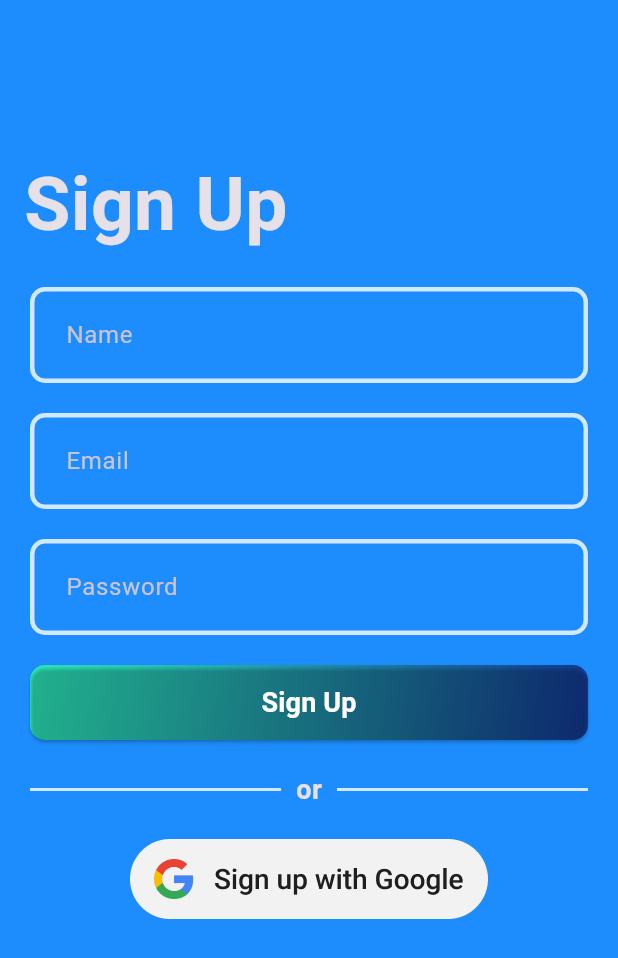
After one commit to TaigaODonnell/Need-To-Do, a Flutter app: the SignupPage screen opened directly, on a phone screen of 412 x 824 dp. The commit adds this screen. Shown: the top 958 px of the screen. Run offline on Flutter 3.47's test engine with Material 3 defaults, Android fonts, the phone set to English and light mode, and no system bars; our stand-ins replace introduction_screen.

Commit message:
Added the Ui for Login/Signup pages

```diff
--- a/lib/core/themes/app_colors.dart
+++ b/lib/core/themes/app_colors.dart
@@ -9,7 +9,12 @@ class AppColors {
 
   static const Color gradientStart = Color.fromRGBO(46, 244, 195, 1);
   static const Color gradientEnd = Color.fromRGBO(18, 56, 150, 1);
+  static const Color gradientTextColor = Color.fromARGB(255, 255, 255, 255);
 
-  static const Color borderColor= Color.fromRGBO(52,51,67,1);
-  static const Color tileColor= Color.fromRGBO(195, 195, 195, 1);
+  static const Color borderColor = Color.fromRGBO(255, 255, 255, 0.8);
+  static const Color focusedBorder = Color.fromRGBO(173, 173, 173, 0.8);
+  static const Color tileColor = Color.fromRGBO(195, 195, 195, 1);
+
+  static const Color buttonColor = Colors.white; // White button
+  static const Color buttonTextColor = Color.fromARGB(255, 29, 141, 253);
 }
--- a/lib/core/themes/theme.dart
+++ b/lib/core/themes/theme.dart
@@ -2,6 +2,17 @@ import 'package:flutter/material.dart';
 import 'package:need_to_do/core/themes/app_colors.dart';
 
 class AppTheme {
+  static OutlineInputBorder _border(Color color) => OutlineInputBorder(
+        borderRadius: BorderRadius.circular(10),
+        borderSide: BorderSide(color: color, width: 3),
+      );
+
   static final darkTheme = ThemeData.dark().copyWith(
-      scaffoldBackgroundColor: const Color.fromARGB(255, 124, 153, 182));
+    scaffoldBackgroundColor: AppColors.backgroundColor,
+    inputDecorationTheme: InputDecorationTheme(
+      contentPadding: const EdgeInsets.all(20),
+      enabledBorder: _border(AppColors.borderColor),
+      focusedBorder: _border(AppColors.focusedBorder),
+    ),
+  );
 }
--- /dev/null
+++ b/lib/core/widgets/google_button.dart
@@ -0,0 +1,19 @@
+import 'package:flutter/material.dart';
+
+class GoogleButton extends StatelessWidget {
+  final String title;
+  const GoogleButton({super.key, required this.title});
+
+  @override
+  Widget build(BuildContext context) {
+    return GestureDetector(
+      onTap: () {
+        print("Tapped");
+      },
+      child: Image.asset(
+        "assets/$title.png",
+        scale: 1.5,
+      ),
+    );
+  }
+}
--- /dev/null
+++ b/lib/core/widgets/gradient_button.dart
@@ -0,0 +1,39 @@
+import 'package:flutter/material.dart';
+import 'package:need_to_do/core/themes/app_colors.dart';
+
+class GradientButton extends StatelessWidget {
+  final String title;
+  const GradientButton({super.key, required this.title});
+
+  @override
+  Widget build(BuildContext context) {
+    return Container(
+      decoration: BoxDecoration(
+        gradient: const LinearGradient(
+          colors: [
+            AppColors.gradientStart,
+            AppColors.gradientEnd,
+          ],
+          begin: Alignment.topLeft,
+          end: Alignment.bottomRight,
+        ),
+        borderRadius: BorderRadius.circular(10),
+      ),
+      child: ElevatedButton(
+        onPressed: () {},
+        style: ElevatedButton.styleFrom(
+          backgroundColor: AppColors.transparent,
+          fixedSize: const Size(395, 50),
+          shape: RoundedRectangleBorder(
+            borderRadius: BorderRadius.circular(10),
+          ),
+        ),
+        child: Text(title,
+            style: const TextStyle(
+                fontSize: 18,
+                fontWeight: FontWeight.w600,
+                color: AppColors.gradientTextColor)),
+      ),
+    );
+  }
+}
--- /dev/null
+++ b/lib/core/widgets/or_divider.dart
@@ -0,0 +1,26 @@
+import 'package:flutter/material.dart';
+import 'package:need_to_do/core/themes/app_colors.dart';
+
+class OrDivider extends StatelessWidget {
+  const OrDivider({super.key});
+
+  @override
+  Widget build(BuildContext context) {
+    return const Row(
+      children: [
+        Expanded(
+            child: Divider(
+          color: AppColors.borderColor,
+          thickness: 2,
+        )),
+        SizedBox(width: 10),
+        Text(
+          "or",
+          style: TextStyle(fontSize: 18, fontWeight: FontWeight.w600),
+        ),
+        SizedBox(width: 10),
+        Expanded(child: Divider(color: AppColors.borderColor, thickness: 2)),
+      ],
+    );
+  }
+}
--- /dev/null
+++ b/lib/core/widgets/screen_title.dart
@@ -0,0 +1,23 @@
+import 'package:flutter/material.dart';
+
+class ScreenTitle extends StatelessWidget {
+  final String title;
+  const ScreenTitle({super.key, required this.title});
+
+  @override
+  Widget build(BuildContext context) {
+    return Align(
+      alignment: Alignment.topLeft,
+      child: Padding(
+        padding: const EdgeInsets.fromLTRB(16, 100, 0, 0),
+        child: Text(
+          title,
+          style: const TextStyle(
+            fontSize: 50,
+            fontWeight: FontWeight.bold,
+          ),
+        ),
+      ),
+    );
+  }
+}
--- /dev/null
+++ b/lib/core/widgets/textfield.dart
@@ -0,0 +1,15 @@
+import 'package:flutter/material.dart';
+
+class CustomField extends StatelessWidget {
+  final String hintText;
+  const CustomField({super.key, required this.hintText});
+
+  @override
+  Widget build(BuildContext context) {
+    return TextFormField(
+      decoration: InputDecoration(
+        labelText: hintText,
+      ),
+    );
+  }
+}
--- a/lib/features/auth/view/signup_page.dart
+++ b/lib/features/auth/view/signup_page.dart
@@ -0,0 +1,44 @@
+import 'package:flutter/material.dart';
+import 'package:need_to_do/core/widgets/google_button.dart';
+import 'package:need_to_do/core/widgets/gradient_button.dart';
+import 'package:need_to_do/core/widgets/or_divider.dart';
+import 'package:need_to_do/core/widgets/screen_title.dart';
+import 'package:need_to_do/core/widgets/textfield.dart';
+
+class SignupPage extends StatelessWidget {
+  const SignupPage({super.key});
+
+  @override
+  Widget build(BuildContext context) {
+    return Scaffold(
+      resizeToAvoidBottomInset: false,
+      body: Stack(
+        children: [
+          const ScreenTitle(title: "Sign Up"),
+          Center(
+            child: Container(
+              padding: const EdgeInsets.symmetric(horizontal: 20),
+              child: const Column(
+                mainAxisAlignment: MainAxisAlignment.center,
+                children: [
+                  CustomField(hintText: "Name"),
+                  SizedBox(height: 20),
+                  CustomField(hintText: "Email"),
+                  SizedBox(height: 20),
+                  CustomField(hintText: "Password"),
+                  SizedBox(height: 20),
+                  GradientButton(title: "Sign Up"),
+                  SizedBox(height: 20),
+                  OrDivider(),
+                  SizedBox(height: 20),
+                  GoogleButton(title: "signup"),
+                  SizedBox(height: 20),
+                ],
+              ),
+            ),
+          ),
+        ],
+      ),
+    );
+  }
+}
--- a/lib/main.dart
+++ b/lib/main.dart
@@ -1,5 +1,11 @@
+// ignore_for_file: unused_import
+
 import 'package:flutter/material.dart';
+import 'package:introduction_screen/introduction_screen.dart';
 import 'package:need_to_do/core/themes/theme.dart';
+import 'package:need_to_do/features/auth/view/login_page.dart';
+import 'package:need_to_do/features/auth/view/signup_page.dart';
+import 'package:need_to_do/features/auth/view/welcome_page.dart';
 import 'package:need_to_do/features/introduction/view/introduction.dart';
 
 void main() {
--- a/pubspec.yaml
+++ b/pubspec.yaml
@@ -61,6 +61,8 @@ flutter:
   # To add assets to your application, add an assets section, like this:
   assets:
     - assets/to-do-list.png
+    - assets/login.png
+    - assets/signup.png
 
   # An image asset can refer to one or more resolution-specific "variants", see
   # https://flutter.dev/assets-and-images/#resolution-aware
```
Also changed, not shown: lib/core/widgets/button.dart (added, +26 -0 lines), lib/features/auth/view/login_page.dart (+48 -0 lines), lib/features/auth/view/welcome_page.dart (+35 -0 lines), assets/login.png (added), assets/signup.png (added).
